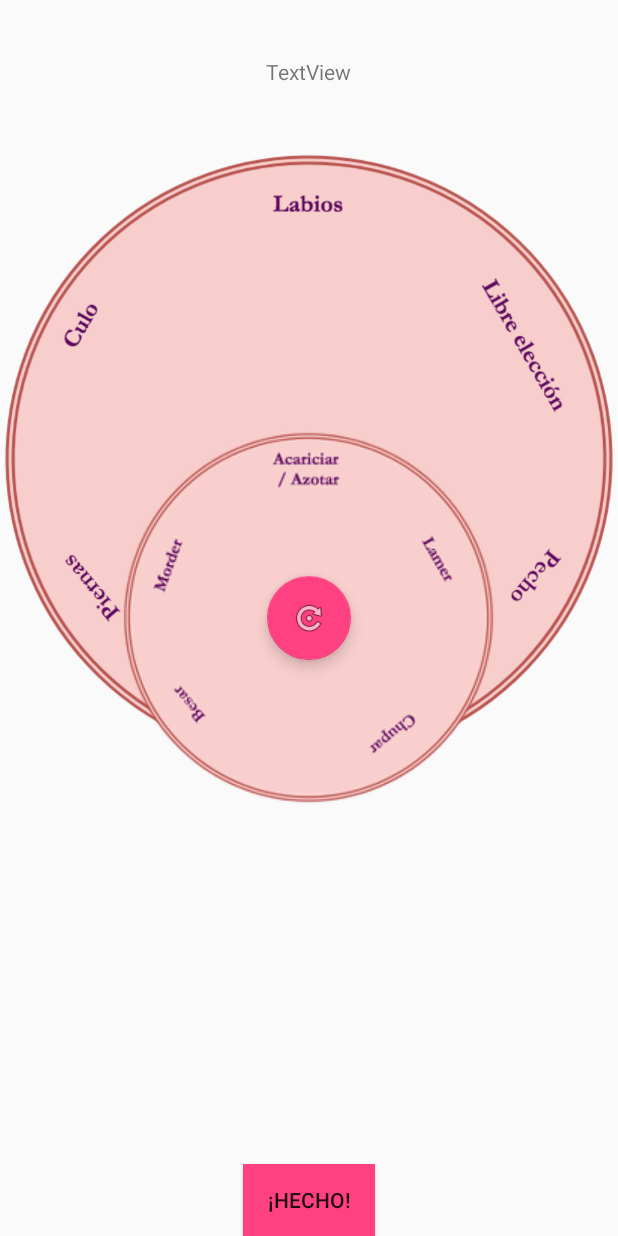
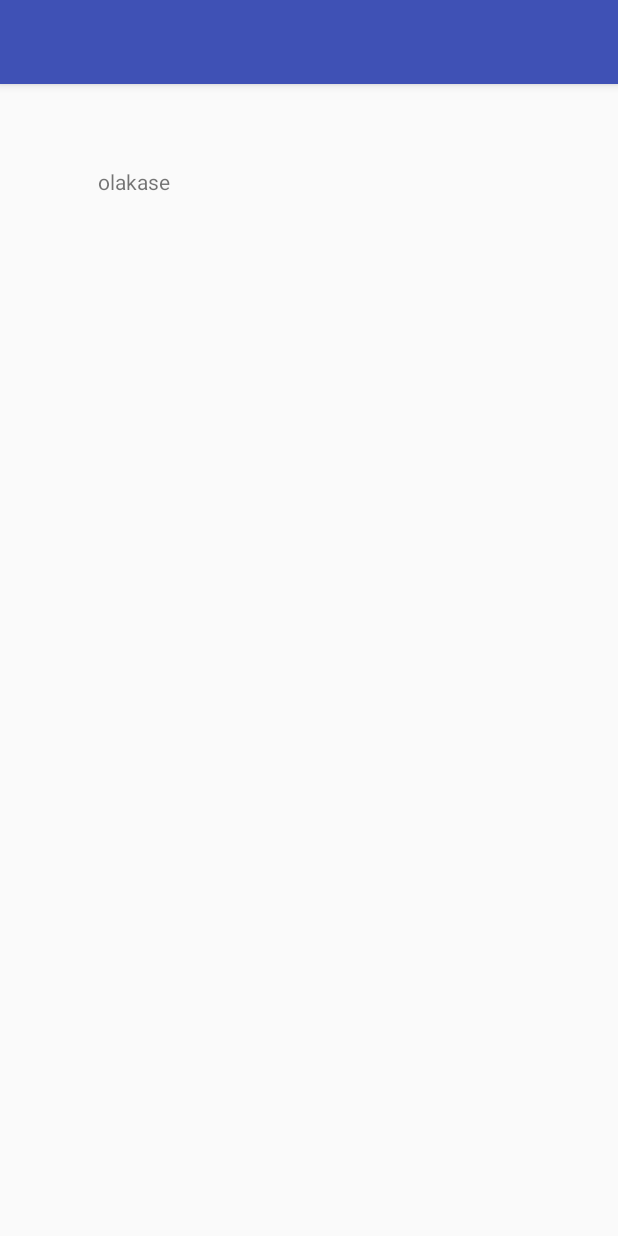
Before and after one commit to asegovia024/JDP, an Android app: the screen it shows after launch (Ruleta before the commit, Juego after it), after a tap on "EMPEZAR", on a phone screen of 412 x 824 dp. Run offline under Robolectric (Android 15) with nearby library versions, the phone set to English and light mode, and no system bars.

```diff
--- a/app/src/main/java/com/example/antonio/myapplication/Juego.java
+++ b/app/src/main/java/com/example/antonio/myapplication/Juego.java
@@ -1,25 +1,35 @@
 package com.example.antonio.myapplication;
 
+import android.content.Context;
+import android.content.SharedPreferences;
 import android.os.Bundle;
 import android.support.design.widget.FloatingActionButton;
 import android.support.design.widget.Snackbar;
 import android.support.v7.app.AppCompatActivity;
 import android.support.v7.widget.Toolbar;
 import android.view.View;
+import android.widget.TextView;
 
 public class Juego extends AppCompatActivity {
 
-    private Session session;//global variable
+    public TextView hola;
+
 
     @Override
     protected void onCreate(Bundle savedInstanceState) {
         super.onCreate(savedInstanceState);
         setContentView(R.layout.activity_juego);
-        Toolbar toolbar = (Toolbar) findViewById(R.id.toolbar);
-        setSupportActionBar(toolbar);
-        session.getusename();
+      //  Toolbar toolbar = (Toolbar) findViewById(R.id.toolbar);
+       // setSupportActionBar(toolbar);
+        SharedPreferences sharedpreferences = getSharedPreferences(MainActivity.MyPREFERENCES, Context.MODE_PRIVATE);
 
 
+        hola= (TextView)findViewById(R.id.nombre1);
+
+        String nn=sharedpreferences.getString("Name",":/");
+
+
+        hola.setText(nn);
     }
 
 
--- a/app/src/main/java/com/example/antonio/myapplication/MainActivity.java
+++ b/app/src/main/java/com/example/antonio/myapplication/MainActivity.java
@@ -3,6 +3,7 @@ package com.example.antonio.myapplication;
 import android.content.Context;
 import android.content.Intent;
 import android.content.SharedPreferences;
+import android.provider.Settings;
 import android.support.v7.app.AppCompatActivity;
 import android.os.Bundle;
 import android.view.View;
@@ -16,7 +17,10 @@ public class MainActivity extends AppCompatActivity {
     Button empezar;
     public static final String MY_PREFS_NAME = "MyPrefsFile";
 
-    private Session session;//global variable
+    SharedPreferences sharedpreferences;
+    public static final String MyPREFERENCES = "MyPrefs" ;
+
+  //  public Session session;//global variable
 
     DataGame juego;
     EditText p1, p2;
@@ -26,12 +30,14 @@ public class MainActivity extends AppCompatActivity {
         super.onCreate(savedInstanceState);
         setContentView(R.layout.activity_main);
 
-        session = new Session(this); //in oncreate
+      //  session = new Session(this);
+        sharedpreferences = getSharedPreferences(MyPREFERENCES, Context.MODE_PRIVATE);
 
         empezar=(Button)findViewById(R.id.empezar);
 
         p1=(EditText) findViewById(R.id.nombrep1);
         p2=(EditText) findViewById(R.id.nombrep2);
+       // session.setusename("olakease");
 
         String n1=p1.getText().toString();
         String n2=p2.getText().toString();
@@ -41,8 +47,12 @@ public class MainActivity extends AppCompatActivity {
         empezar.setOnClickListener(new View.OnClickListener() {
             @Override
             public void onClick(View view) {
-                Intent sig =new Intent(MainActivity.this, Ruleta.class);
-                session.setusename("USERNAME");
+               // session.setusename("olakease");
+                SharedPreferences.Editor editor = sharedpreferences.edit();
+                editor.putString("Name", "olakase");
+                editor.commit();
+
+                Intent sig =new Intent(MainActivity.this, Juego.class);
 
                 startActivity(sig);
             }
--- a/app/src/main/res/layout/activity_juego.xml
+++ b/app/src/main/res/layout/activity_juego.xml
@@ -9,7 +9,8 @@
     <android.support.design.widget.AppBarLayout
         android:layout_width="match_parent"
         android:layout_height="wrap_content"
-        android:theme="@style/AppTheme.AppBarOverlay">
+        android:theme="@style/AppTheme.AppBarOverlay"
+        android:id="@+id/appBarLayout">
 
         <android.support.v7.widget.Toolbar
             android:id="@+id/toolbar"
@@ -22,6 +23,16 @@
 
     <include layout="@layout/content_juego" />
 
+    <TextView
+        android:id="@+id/nombre1"
+        android:layout_width="wrap_content"
+        android:layout_height="wrap_content"
+        android:layout_alignParentStart="true"
+        android:layout_below="@+id/appBarLayout"
+        android:layout_marginStart="65dp"
+        android:layout_marginTop="55dp"
+        android:text="TextView"
+        android:visibility="visible" />
 
 
 </RelativeLayout>
--- a/app/src/main/res/layout/activity_ruleta.xml
+++ b/app/src/main/res/layout/activity_ruleta.xml
@@ -22,35 +22,45 @@
 
     <include layout="@layout/content_ruleta" /> -->
 
+    <FrameLayout
+        android:layout_width="wrap_content"
+        android:layout_height="wrap_content">
+
+
         <ImageView
             android:id="@+id/ruletaExterior"
-        android:layout_width="match_parent"
+            android:layout_width="wrap_content"
             android:layout_height="wrap_content"
             android:layout_weight="0.4"
-        android:scaleType="centerInside"
+            android:scaleType="fitCenter"
+            app:srcCompat="@drawable/exterior"
+        />
 
-        app:srcCompat="@drawable/exterior"
-
-    />
 
         <ImageView
             android:id="@+id/ruletaInterior"
             android:layout_width="wrap_content"
             android:layout_height="wrap_content"
+            android:layout_weight="0.4"
             android:layout_centerHorizontal="true"
             android:layout_centerVertical="true"
-     app:srcCompat="@drawable/interior" />
+            app:srcCompat="@drawable/interior"
+            android:gravity="center"
+            />
 
 
         <android.support.design.widget.FloatingActionButton
             android:id="@+id/girar"
-        android:layout_width="100dp"
-        android:layout_height="100dp"
-
+            android:layout_width="wrap_content"
+            android:layout_height="wrap_content"
             android:layout_centerHorizontal="true"
             android:layout_centerVertical="true"
-        android:scaleType="center"
-        app:srcCompat="@android:drawable/ic_menu_rotate" />
+            app:srcCompat="@android:drawable/ic_menu_rotate"
+            android:gravity="center"
+            />
+
+
+    </FrameLayout>
 
         <Button
             android:id="@+id/button"
@@ -61,13 +71,15 @@
             android:background="@color/colorAccent"
             android:text="¡Hecho!" />
 
+
     <TextView
         android:id="@+id/texto"
         android:layout_width="wrap_content"
         android:layout_height="wrap_content"
-        android:layout_alignEnd="@+id/girar"
+        android:layout_alignParentStart="true"
         android:layout_alignParentTop="true"
-        android:layout_marginTop="38dp"
+        android:layout_marginStart="28dp"
+        android:layout_marginTop="19dp"
         android:text="TextView" />
 
 
```
Also changed, not shown: 157 other files. Lines whose indentation alone changed are shown as unchanged.
